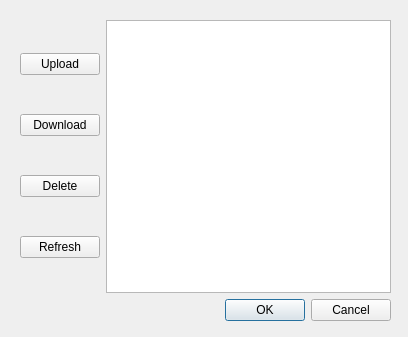
Qt form zeex/core/ui/basic/directory.ui (zbarge/zeex) before a commit.
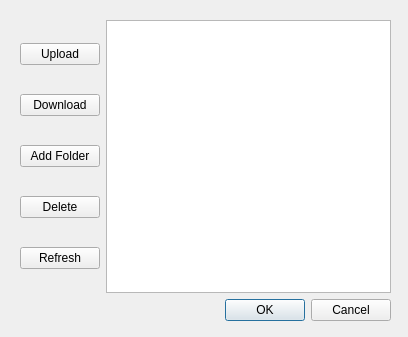
The same form after that commit.

Commit message: #39 resolved - DropBox/Add Folder action added, empty directories can be deleted too

```diff
--- a/zeex/core/ui/basic/directory.ui
+++ b/zeex/core/ui/basic/directory.ui
@@ -25,6 +25,13 @@
    <layout class="QGridLayout" name="gridLayout">
     <item row="0" column="0">
      <layout class="QGridLayout" name="gridLayout_2">
+      <item row="4" column="0">
+       <widget class="QPushButton" name="btnRefresh">
+        <property name="text">
+         <string>Refresh</string>
+        </property>
+       </widget>
+      </item>
       <item row="0" column="0">
        <widget class="QPushButton" name="btnUpload">
         <property name="text">
@@ -32,7 +39,7 @@
         </property>
        </widget>
       </item>
-      <item row="2" column="0">
+      <item row="3" column="0">
        <widget class="QPushButton" name="btnDelete">
         <property name="text">
          <string>Delete</string>
@@ -46,10 +53,10 @@
         </property>
        </widget>
       </item>
-      <item row="3" column="0">
-       <widget class="QPushButton" name="btnRefresh">
+      <item row="2" column="0">
+       <widget class="QPushButton" name="btnAddFolder">
         <property name="text">
-         <string>Refresh</string>
+         <string>Add Folder</string>
         </property>
        </widget>
       </item>
```
The commit also changes 5 other files.
